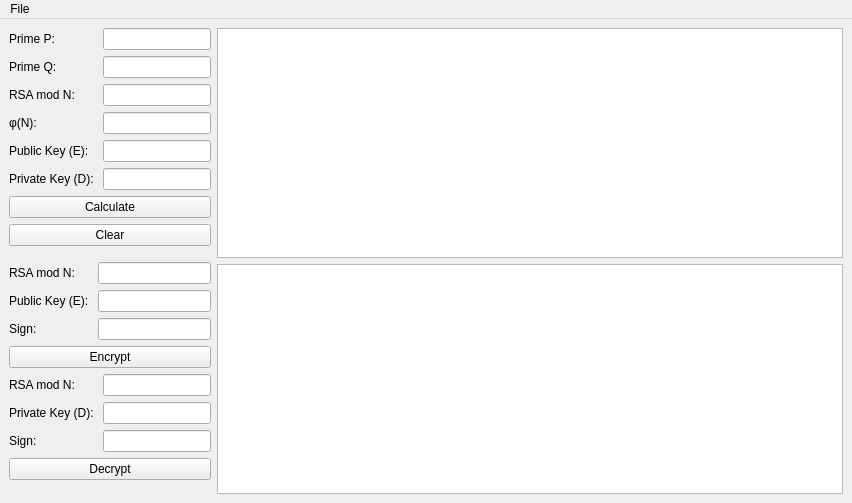
This is mainwindow.ui in coplant/signed_RSA as Qt 5 draws it before an edit. The edited form follows.
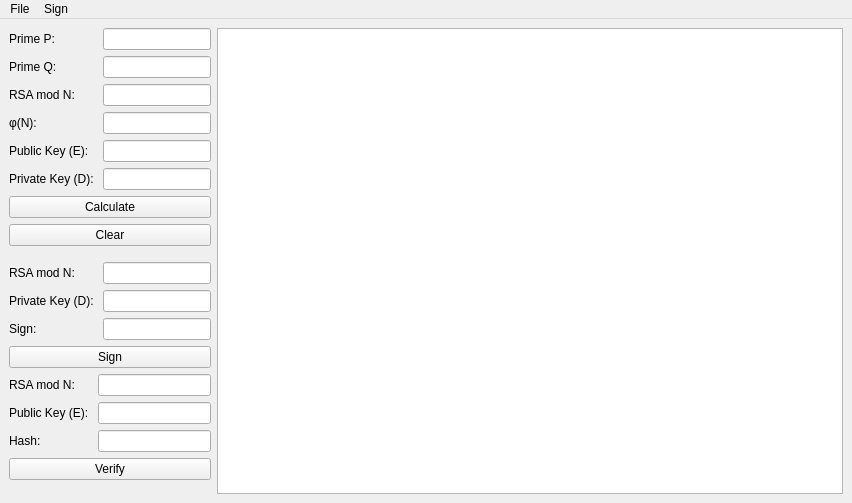
This is the edited form.

```diff
--- a/mainwindow.ui
+++ b/mainwindow.ui
@@ -165,7 +165,7 @@
             <item row="1" column="0">
              <widget class="QLabel" name="from_public">
               <property name="text">
-               <string>Public Key (E): </string>
+               <string>Private Key (D): </string>
               </property>
              </widget>
             </item>
@@ -189,7 +189,7 @@
             <item row="2" column="1">
              <widget class="QLineEdit" name="from_sign">
               <property name="readOnly">
-               <bool>true</bool>
+               <bool>false</bool>
               </property>
               <property name="clearButtonEnabled">
                <bool>false</bool>
@@ -207,7 +207,7 @@
              </sizepolicy>
             </property>
             <property name="text">
-             <string>Encrypt</string>
+             <string>Sign</string>
             </property>
            </widget>
           </item>
@@ -232,7 +232,7 @@
               <item row="1" column="0">
                <widget class="QLabel" name="to_private">
                 <property name="text">
-                 <string>Private Key (D): </string>
+                 <string>Public Key (E): </string>
                 </property>
                </widget>
               </item>
@@ -246,14 +246,14 @@
               <item row="2" column="0">
                <widget class="QLabel" name="label_2">
                 <property name="text">
-                 <string>Sign:</string>
+                 <string>Hash:</string>
                 </property>
                </widget>
               </item>
               <item row="2" column="1">
                <widget class="QLineEdit" name="to_sign">
                 <property name="readOnly">
-                 <bool>true</bool>
+                 <bool>false</bool>
                 </property>
                 <property name="clearButtonEnabled">
                  <bool>false</bool>
@@ -265,7 +265,7 @@
             <item>
              <widget class="QPushButton" name="btn_decrypt">
               <property name="text">
-               <string>Decrypt</string>
+               <string>Verify</string>
               </property>
              </widget>
             </item>
@@ -293,10 +293,7 @@
     <item row="0" column="1">
      <layout class="QVBoxLayout" name="verticalLayout_4">
       <item>
-       <widget class="QTextEdit" name="from_text"/>
-      </item>
-      <item>
-       <widget class="QTextEdit" name="to_text"/>
+       <widget class="QTextEdit" name="text"/>
       </item>
      </layout>
     </item>
@@ -316,9 +313,16 @@
      <string>File</string>
     </property>
     <addaction name="open"/>
-    <addaction name="save"/>
+   </widget>
+   <widget class="QMenu" name="menuSign">
+    <property name="title">
+     <string>Sign</string>
+    </property>
+    <addaction name="sign_load"/>
+    <addaction name="sign_save"/>
    </widget>
    <addaction name="menuFile"/>
+   <addaction name="menuSign"/>
   </widget>
   <action name="open">
    <property name="text">
```
Left out of the diff: 18 changed lines with no effect on the pictures.
